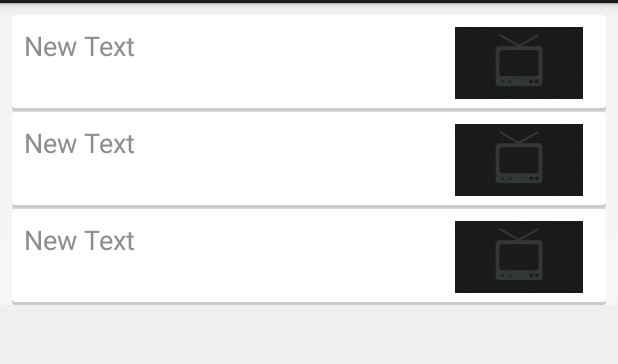
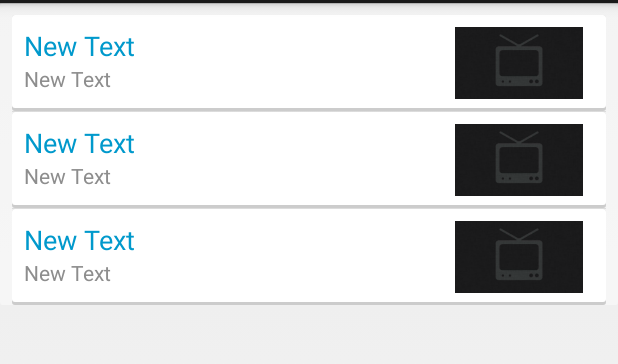
Before and after one commit to lopesdasilva/aTrakt, an Android app: the layout example_appwidget.xml on its own in the app's theme, with its tools: preview values and no code run, on a phone screen of 412 x 824 dp, the part 69-433 px from its top. Run offline under Robolectric (Android 15) with nearby library versions, the phone set to English and light mode, and no system bars.

Commit message:
widget working v1

```diff
--- a/Trakt-fragments/src/main/AndroidManifest.xml
+++ b/Trakt-fragments/src/main/AndroidManifest.xml
@@ -103,6 +103,9 @@
                 android:resource="@xml/example_appwidget_info" />
         </receiver>
 
+        <service android:name="com.lopesdasilva.trakt.widgets.WidgetService"
+                 android:permission="android.permission.BIND_REMOTEVIEWS" />
+
         <activity
             android:name="com.lopesdasilva.trakt.activities.ShowsActivity"
             android:parentActivityName=".MainActivity">
--- a/Trakt-fragments/src/main/res/layout/widget_tonight_item.xml
+++ b/Trakt-fragments/src/main/res/layout/widget_tonight_item.xml
@@ -14,12 +14,12 @@
             android:layout_width="wrap_content"
             android:layout_height="wrap_content"
             android:text="New Text"
-            android:id="@+id/textView"
-            style="@style/CardText.1Line.Bigger"
-            android:layout_alignParentBottom="true"
+            android:id="@+id/textViewWidgetShowTitle"
+            style="@style/CardText.1Line.Bigger.Blue"
             android:layout_toLeftOf="@+id/imageViewWidgetScreen"
             android:layout_alignTop="@+id/imageViewWidgetScreen"
-            android:layout_alignParentLeft="true" />
+            android:layout_alignParentLeft="true"
+            />
 
         <ImageView
             android:layout_width="wrap_content"
@@ -29,4 +29,14 @@
             android:layout_alignParentTop="true"
             android:layout_alignParentRight="true" />
 
+    <TextView
+        android:layout_width="wrap_content"
+        android:layout_height="wrap_content"
+        android:text="New Text"
+        android:id="@+id/textViewWidgetEpisodeInfo"
+        android:layout_below="@+id/textViewWidgetShowTitle"
+        android:layout_alignParentLeft="true"
+        android:layout_toLeftOf="@+id/imageViewWidgetScreen"
+        style="@style/CardText.1Line"/>
+
 </RelativeLayout>
```
Also changed, not shown: Trakt-fragments/src/main/java/com/lopesdasilva/trakt/widgets/MyFirstWidget.java (+93 -58 lines), Trakt-fragments/src/main/java/com/lopesdasilva/trakt/widgets/WidgetService.java (added, +23 -0 lines).
